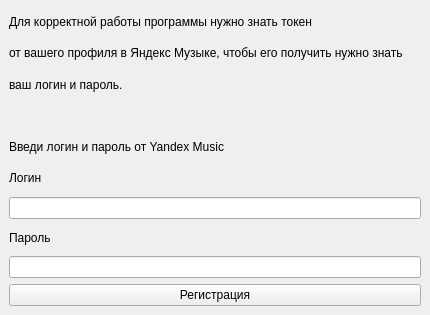
Old version of the form Ui/Authorize.ui in the repository KirMozor/Yamux.
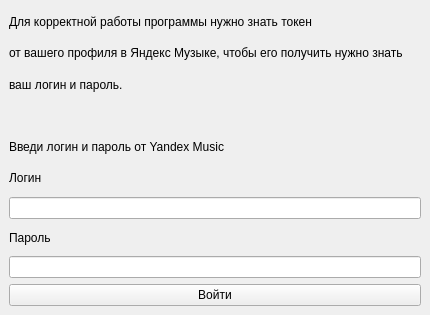
New version of the form. Icons and pictures are not drawn.

Diff of the .ui file:
```diff
--- a/Ui/Authorize.ui
+++ b/Ui/Authorize.ui
@@ -91,7 +91,7 @@
     <item>
      <widget class="QPushButton" name="reg_button">
       <property name="text">
-       <string>Регистрация</string>
+       <string>Войти</string>
       </property>
      </widget>
     </item>
```
